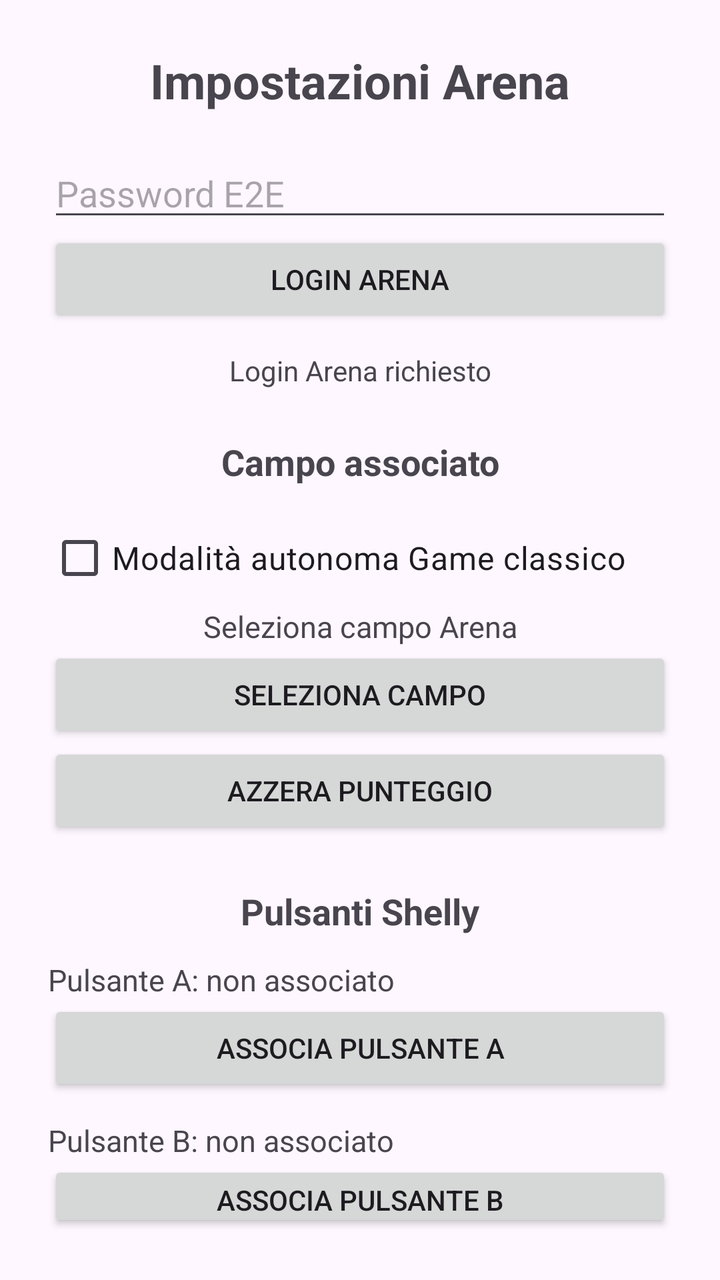
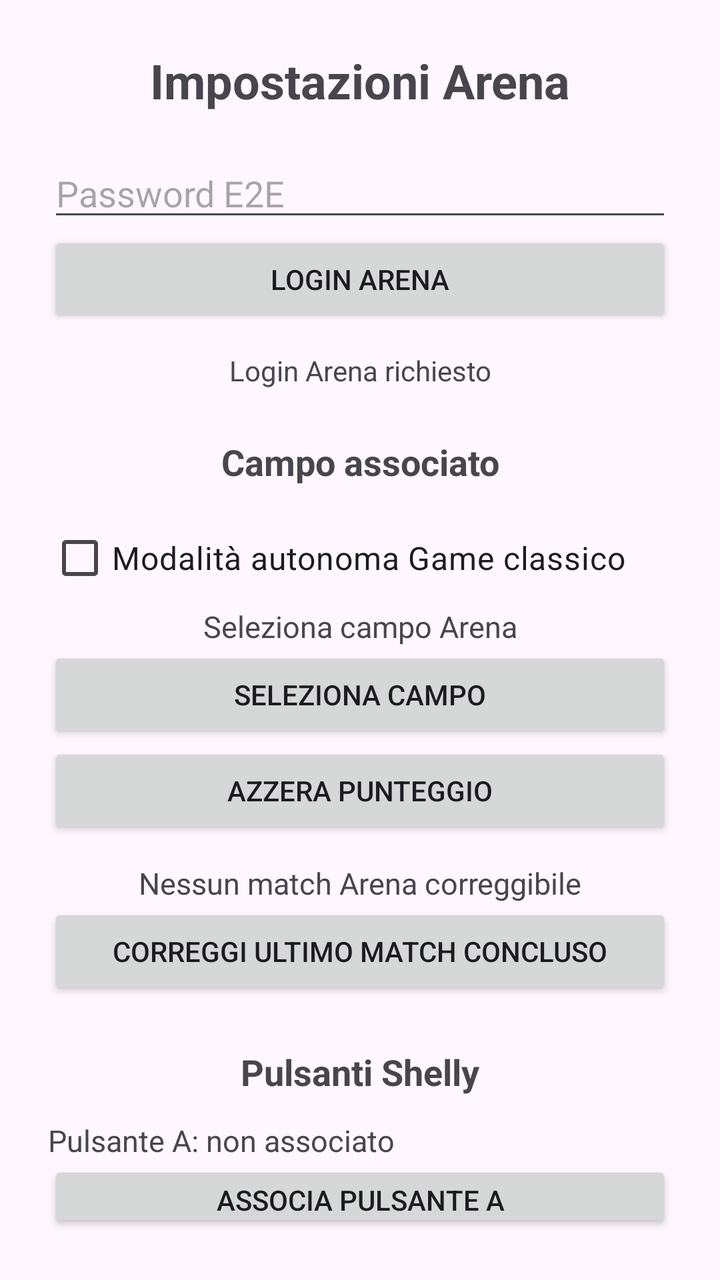

An Android layout rendered at two revisions. The XML below is the earlier revision; the diff shows what the commit changed to produce the second picture.
<!-- AndroidManifest.xml: application theme Theme.PadelBoardArena -->
<!-- res/layout/activity_arena_settings.xml -->
<?xml version="1.0" encoding="utf-8"?>
<LinearLayout
    xmlns:android="http://schemas.android.com/apk/res/android"
    android:layout_width="match_parent"
    android:layout_height="match_parent"
    android:orientation="vertical"
    android:padding="24dp">

    <TextView
        android:id="@+id/arenaSettingsTitleText"
        android:layout_width="match_parent"
        android:layout_height="wrap_content"
        android:text="Impostazioni Arena"
        android:textSize="24sp"
        android:textStyle="bold"
        android:gravity="center"
        android:paddingBottom="18dp" />

    <EditText
        android:id="@+id/arenaSettingsPasswordEditText"
        android:layout_width="match_parent"
        android:layout_height="wrap_content"
        android:hint="Password E2E"
        android:inputType="textPassword"
        android:singleLine="true" />

    <Button
        android:id="@+id/arenaSettingsLoginButton"
        android:layout_width="match_parent"
        android:layout_height="wrap_content"
        android:text="Login Arena" />

    <TextView
        android:id="@+id/arenaSettingsStatusText"
        android:layout_width="match_parent"
        android:layout_height="wrap_content"
        android:text="Login Arena richiesto"
        android:textSize="14sp"
        android:gravity="center"
        android:paddingTop="12dp" />

    <TextView
        android:id="@+id/arenaSettingsCourtTitleText"
        android:layout_width="match_parent"
        android:layout_height="wrap_content"
        android:text="Campo associato"
        android:textSize="18sp"
        android:textStyle="bold"
        android:gravity="center"
        android:paddingTop="24dp"
        android:paddingBottom="12dp" />

    <CheckBox
        android:id="@+id/arenaSettingsStandaloneClassicModeCheckBox"
        android:layout_width="match_parent"
        android:layout_height="wrap_content"
        android:minHeight="48dp"
        android:text="Modalità autonoma Game classico"
        android:textSize="16sp" />

    <TextView
        android:id="@+id/arenaSettingsCourtStatusText"
        android:layout_width="match_parent"
        android:layout_height="wrap_content"
        android:text="Seleziona campo Arena"
        android:textSize="15sp"
        android:gravity="center" />

    <Button
        android:id="@+id/arenaSettingsSelectCourtButton"
        android:layout_width="match_parent"
        android:layout_height="wrap_content"
        android:text="Seleziona campo" />

    <Button
        android:id="@+id/arenaSettingsResetScoreButton"
        android:layout_width="match_parent"
        android:layout_height="wrap_content"
        android:text="Azzera punteggio" />

    <TextView
        android:id="@+id/arenaSettingsShellyTitleText"
        android:layout_width="match_parent"
        android:layout_height="wrap_content"
        android:text="Pulsanti Shelly"
        android:textSize="18sp"
        android:textStyle="bold"
        android:gravity="center"
        android:paddingTop="24dp"
        android:paddingBottom="12dp" />

    <TextView
        android:id="@+id/arenaSettingsDeviceAStatusText"
        android:layout_width="match_parent"
        android:layout_height="wrap_content"
        android:text="Pulsante A: non associato"
        android:textSize="15sp" />

    <Button
        android:id="@+id/arenaSettingsAssignAButton"
        android:layout_width="match_parent"
        android:layout_height="wrap_content"
        android:text="Associa pulsante A" />

    <TextView
        android:id="@+id/arenaSettingsDeviceBStatusText"
        android:layout_width="match_parent"
        android:layout_height="wrap_content"
        android:text="Pulsante B: non associato"
        android:textSize="15sp"
        android:paddingTop="12dp" />

    <Button
        android:id="@+id/arenaSettingsAssignBButton"
        android:layout_width="match_parent"
        android:layout_height="wrap_content"
        android:text="Associa pulsante B" />

    <Button
        android:id="@+id/arenaSettingsBackButton"
        android:layout_width="match_parent"
        android:layout_height="wrap_content"
        android:text="Torna" />

</LinearLayout>
<!-- resources referenced by this layout -->
<resources>
  <style name="Theme.PadelBoardArena" parent="Base.Theme.PadelBoardArena" />
  <style name="Base.Theme.PadelBoardArena" parent="Theme.Material3.DayNight.NoActionBar">
          
          
      </style>
</resources>

<!-- the commit's change to res/layout/activity_arena_settings.xml (unified diff, before → after) -->
@@ -79,6 +79,21 @@
         android:text="Azzera punteggio" />
 
     <TextView
+        android:id="@+id/arenaSettingsLastClosedMatchStatusText"
+        android:layout_width="match_parent"
+        android:layout_height="wrap_content"
+        android:text="Nessun match Arena correggibile"
+        android:textSize="15sp"
+        android:gravity="center"
+        android:paddingTop="12dp" />
+
+    <Button
+        android:id="@+id/arenaSettingsReopenLastClosedMatchButton"
+        android:layout_width="match_parent"
+        android:layout_height="wrap_content"
+        android:text="Correggi ultimo match concluso" />
+
+    <TextView
         android:id="@+id/arenaSettingsShellyTitleText"
         android:layout_width="match_parent"
         android:layout_height="wrap_content"
